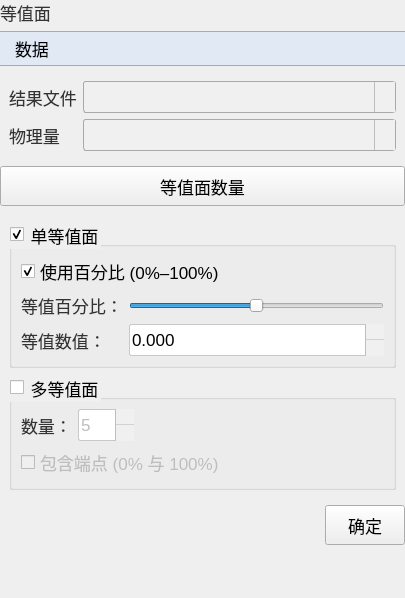
Above: plugins/Base_PostProcessing/IsosurfaceSettingsWidget.ui from asd977/base_cae before the change. Below: the same form after it.
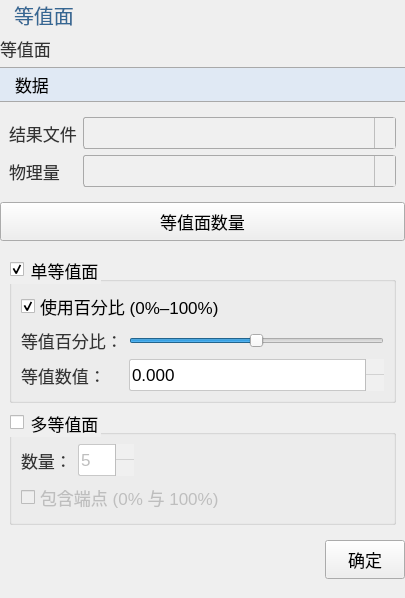
That is the form after the change. Icons and pictures are not drawn.

What changed in the file:
```diff
--- a/plugins/Base_PostProcessing/IsosurfaceSettingsWidget.ui
+++ b/plugins/Base_PostProcessing/IsosurfaceSettingsWidget.ui
@@ -124,6 +124,13 @@
    <property name="bottomMargin">
     <number>0</number>
    </property>
+   <item>
+    <widget class="QLabel" name="pageNameLabel">
+     <property name="text">
+      <string>等值面</string>
+     </property>
+    </widget>
+   </item>
    <item>
     <widget class="QLabel" name="label">
      <property name="text">
```
